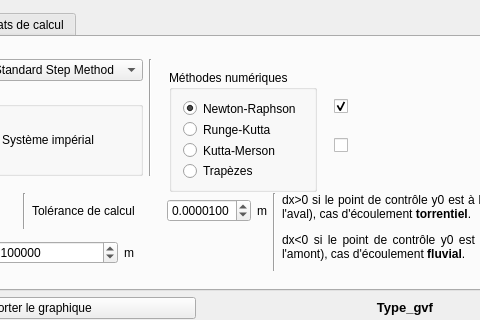
Above: src/hydraulics-channel-gvf.ui from hafmed/hydraulics_channel_gvf before the change; both pictures show x 220 to 700 and y 0 to 320 of the 1250 by 725 pixel window. Below: the same form after it.
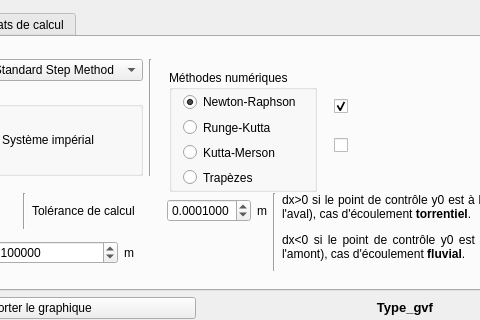
That is the form after the change. Icons and pictures are not drawn. Custom widgets are drawn as their Qt base class.

The edit to the form file:
```diff
--- a/src/hydraulics-channel-gvf.ui
+++ b/src/hydraulics-channel-gvf.ui
@@ -162,6 +162,12 @@
                       <string>Méthodes numériques</string>
                      </property>
                      <layout class="QVBoxLayout" name="verticalLayout_6">
+                      <property name="topMargin">
+                       <number>2</number>
+                      </property>
+                      <property name="bottomMargin">
+                       <number>2</number>
+                      </property>
                       <item>
                        <widget class="QRadioButton" name="radioButton_NR">
                         <property name="toolTip">
@@ -523,16 +529,16 @@
                           <number>7</number>
                          </property>
                          <property name="minimum">
-                          <double>0.000000000000000</double>
+                          <double>0.000001000000000</double>
                          </property>
                          <property name="maximum">
-                          <double>0.010000000000000</double>
+                          <double>0.100000000000000</double>
                          </property>
                          <property name="singleStep">
                           <double>0.000100000000000</double>
                          </property>
                          <property name="value">
-                          <double>0.000010000000000</double>
+                          <double>0.000100000000000</double>
                          </property>
                         </widget>
                        </item>
```
